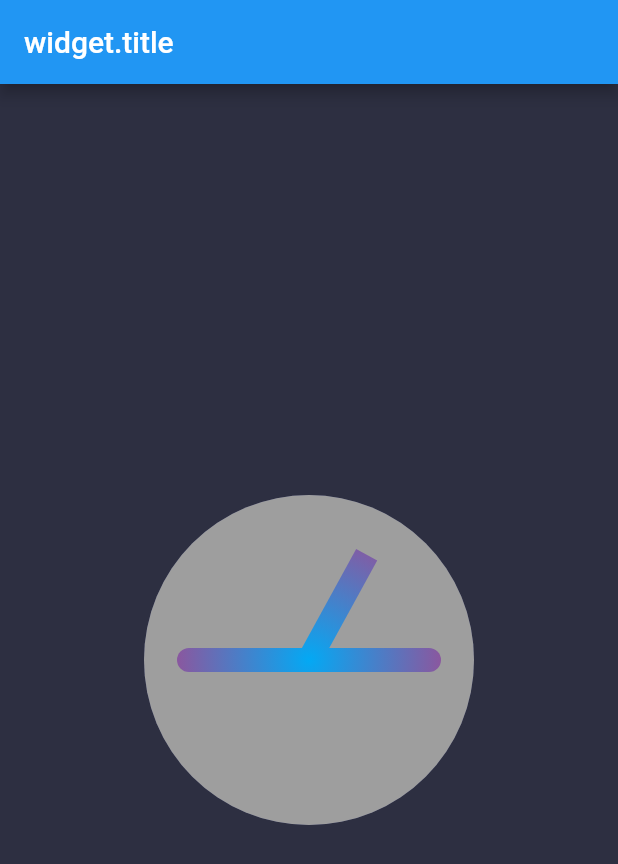
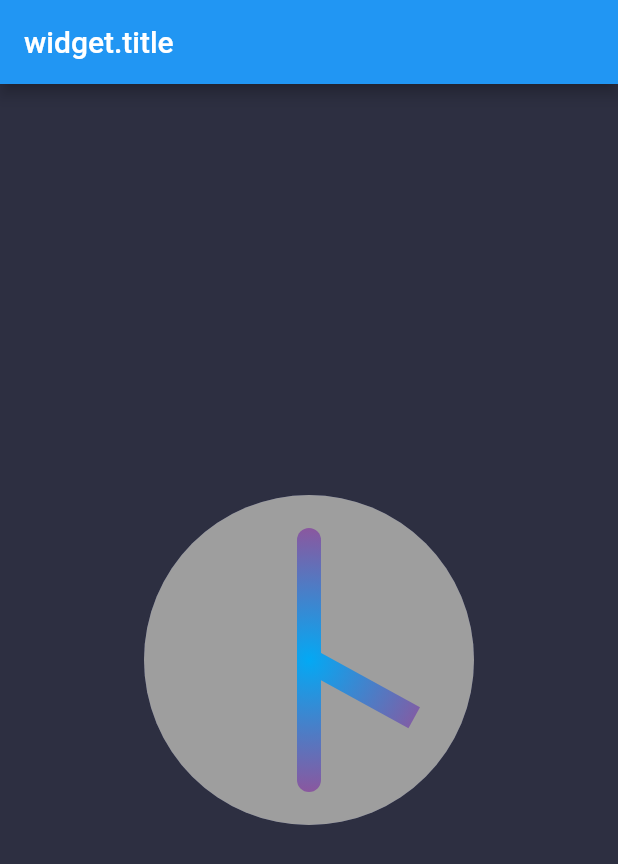
Before and after one commit to henryadebayo/iotlamp, a Flutter app: the screen it shows after launch, on a phone screen of 412 x 824 dp. Shown: the top 864 px of the screen. Run offline on Flutter 3.47's test engine with Material 2 defaults, Android fonts, the phone set to English and light mode, and no system bars.

Commit message:
updating clock widget

```diff
--- a/lib/home.dart
+++ b/lib/home.dart
@@ -1,3 +1,6 @@
+import 'dart:math';
+
+import 'package:flutter/cupertino.dart';
 import 'package:flutter/material.dart';
 import 'package:iotlamp/colour_widget.dart';
 
@@ -24,7 +27,7 @@ class _MyHomePageState extends State<MyHomePage> {
       ),
       body: Container(
         alignment: Alignment.center,
-        child: ColourWidget(),
+        child: Transform.rotate(angle: pi / 2, child: ColourWidget()),
       ),
     );
   }
```
